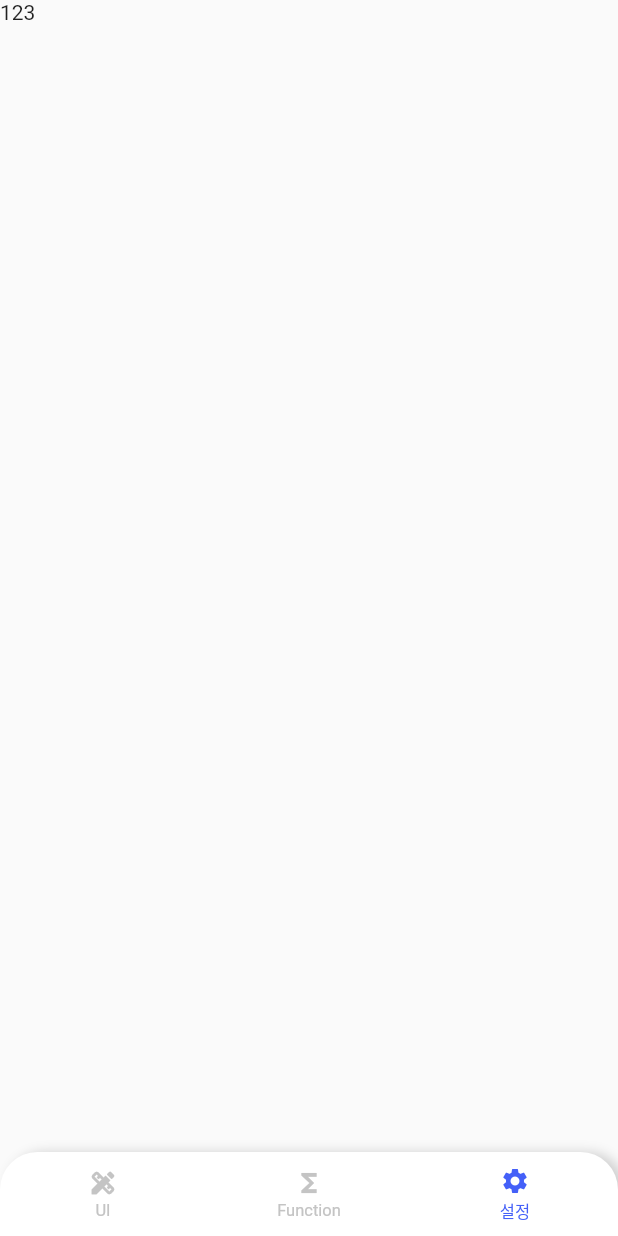
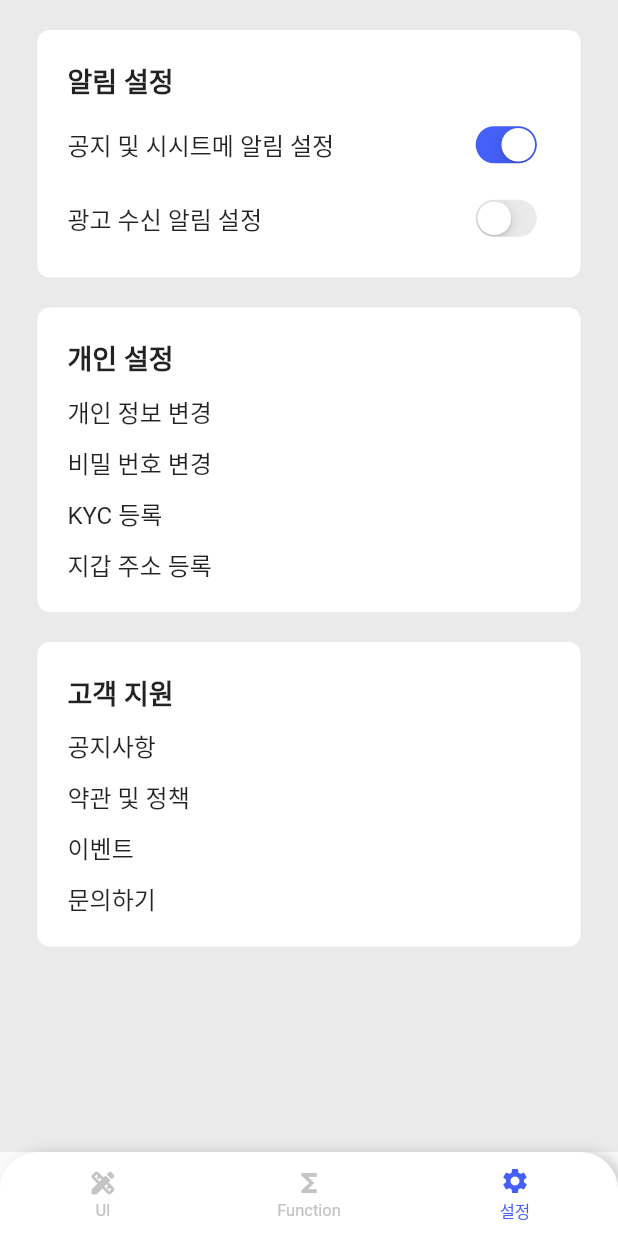
Before and after one commit to workingscorpion/flutter-revolution, a Flutter app: the screen it shows after launch, item 3 of the bottom bar chosen, on a phone screen of 412 x 824 dp. Run offline on Flutter 3.47's test engine with Material 2 defaults, Android fonts, the phone set to English and light mode, and no system bars; our stand-ins replace flutter_mobx, flutter_svg, fluttertoast, local_auth, mobx, video_player and 2 more; missing offline and left inert: scratcher; generated files the repository leaves out were written again.

Commit message:
feat: setting page UI

```diff
--- /dev/null
+++ b/lib/components/settings.dart
@@ -0,0 +1,111 @@
+import 'package:flutter/cupertino.dart';
+import 'package:flutter/material.dart';
+import 'package:flutter_svg/svg.dart';
+import 'package:fluttertoast/fluttertoast.dart';
+import 'package:revolution/constants/customColors.dart';
+import 'package:revolution/constants/routeNames.dart';
+import 'package:revolution/model/settingModel.dart';
+
+class Settings extends StatelessWidget {
+  const Settings({this.settings});
+
+  final SettingGroupModel settings;
+
+  route(String routeName) {
+    switch (routeName) {
+      case RouteNames.Auth:
+        Fluttertoast.showToast(msg: 'Auth Route');
+        // AppRouter.to
+        break;
+      default:
+    }
+  }
+
+  @override
+  Widget build(BuildContext context) {
+    return Container(
+      margin: EdgeInsets.only(bottom: 20),
+      decoration: BoxDecoration(
+        color: Colors.white,
+        borderRadius: BorderRadius.circular(8),
+        // boxShadow: [
+        //   BoxShadow(
+        //     color: Colors.black.withOpacity(.16),
+        //     blurRadius: 6,
+        //     offset: Offset(5.0, 0.0),
+        //   ),
+        // ],
+      ),
+      padding: EdgeInsets.symmetric(
+        horizontal: 20,
+        vertical: 20,
+      ),
+      child: Column(
+        crossAxisAlignment: CrossAxisAlignment.stretch,
+        children: [
+          [
+            Container(
+              margin: EdgeInsets.only(bottom: 10),
+              child: Row(
+                children: [
+                  Text(
+                    settings.title,
+                    style: TextStyle(
+                      fontSize: 18,
+                      fontWeight: FontWeight.bold,
+                    ),
+                  ),
+                  settings.asset != null
+                      ? SvgPicture.asset(settings.asset)
+                      : Container(),
+                ],
+              ),
+            ),
+          ],
+          settings.settings
+              .asMap()
+              .map((index, e) => MapEntry(index, setting(e, index)))
+              .values,
+        ].expand((e) => e).toList(),
+      ),
+    );
+  }
+
+  Widget setting(SettingModel e, int index) => Container(
+        margin: EdgeInsets.only(
+          bottom: settings.settings.length - 1 <= index ? 0 : 10,
+        ),
+        child: GestureDetector(
+          onTap: () => route(e.routeName),
+          child: Container(
+              child: Row(
+            mainAxisAlignment: MainAxisAlignment.spaceBetween,
+            children: [
+              Text(
+                e.name,
+                style: TextStyle(
+                  fontSize: 16,
+                ),
+              ),
+              e.agree != null
+                  ? Transform.scale(
+                      scale: .8,
+                      child: CupertinoSwitch(
+                        value: e.agree,
+                        onChanged: (value) {
+                          // TODO: setstate
+                          print('value');
+                          print(value);
+                          e.agree = value;
+                          print('e.agree');
+                          print(e.agree);
+                        },
+                        activeColor: CustomColors.mainColor,
+                      ),
+                    )
+                  : Container()
+            ],
+          )),
+        ),
+      );
+}
--- a/lib/constants/routeNames.dart
+++ b/lib/constants/routeNames.dart
@@ -2,6 +2,8 @@ class RouteNames {
   static const String Splash = '/splash';
 
   static const String Home = '/';
+
+  static const String Auth = '/auth';
 
   // ui
   static const String Progress = '/progress';
--- /dev/null
+++ b/lib/model/settingModel.dart
@@ -0,0 +1,25 @@
+class SettingGroupModel {
+  final String title;
+  final String asset;
+  final List<SettingModel> settings;
+  final List<String> subTexts;
+
+  const SettingGroupModel({
+    this.title,
+    this.asset,
+    this.settings,
+    this.subTexts,
+  });
+}
+
+class SettingModel {
+  final String name;
+  final String routeName;
+  bool agree;
+
+  SettingModel({
+    this.name,
+    this.routeName,
+    this.agree,
+  });
+}
--- a/lib/pages/home/setting.dart
+++ b/lib/pages/home/setting.dart
@@ -1,4 +1,8 @@
 import 'package:flutter/material.dart';
+import 'package:revolution/components/settings.dart';
+import 'package:revolution/constants/customColors.dart';
+import 'package:revolution/constants/routeNames.dart';
+import 'package:revolution/model/settingModel.dart';
 
 class SettingPage extends StatefulWidget {
   SettingPage({Key key}) : super(key: key);
@@ -8,10 +12,102 @@ class SettingPage extends StatefulWidget {
 }
 
 class _SettingPageState extends State<SettingPage> {
+  List<SettingGroupModel> menu = List<SettingGroupModel>();
+
+  @override
+  void initState() {
+    super.initState();
+    // menu.add(
+    //   SettingGroupModel(
+    //     title: 'MY NFT',
+    //     settings: [
+    //       SettingModel(
+    //         name: '응모내역',
+    //       ),
+    //       SettingModel(
+    //         name: '구매내역',
+    //       ),
+    //     ],
+    //   ),
+    // );
+    menu.add(
+      SettingGroupModel(
+        title: '알림 설정',
+        settings: [
+          SettingModel(
+            name: '공지 및 시시트메 알림 설정',
+            agree: true,
+          ),
+          SettingModel(
+            name: '광고 수신 알림 설정',
+            agree: false,
+          ),
+        ],
+      ),
+    );
+    menu.add(
+      SettingGroupModel(
+        title: '개인 설정',
+        settings: [
+          SettingModel(
+            name: '개인 정보 변경',
+            routeName: RouteNames.Auth,
+          ),
+          SettingModel(
+            name: '비밀 번호 변경',
+            routeName: RouteNames.Auth,
+          ),
+          SettingModel(
+            name: 'KYC 등록',
+            routeName: RouteNames.Auth,
+          ),
+          SettingModel(
+            name: '지갑 주소 등록',
+            routeName: RouteNames.Auth,
+          ),
+        ],
+      ),
+    );
+    menu.add(
+      SettingGroupModel(
+        title: '고객 지원',
+        subTexts: [
+          'cs@btrips.io',
+          '평일 10:00~18:00 주말/공휴일 휴무',
+        ],
+        settings: [
+          SettingModel(
+            name: '공지사항',
+            routeName: RouteNames.Auth,
+          ),
+          SettingModel(
+            name: '약관 및 정책',
+            routeName: RouteNames.Auth,
+          ),
+          SettingModel(
+            name: '이벤트',
+            routeName: RouteNames.Auth,
+          ),
+          SettingModel(
+            name: '문의하기',
+            routeName: RouteNames.Auth,
+          ),
+        ],
+      ),
+    );
+  }
+
   @override
   Widget build(BuildContext context) {
     return Container(
-      child: Text('123'),
+      color: CustomColors.grayColor20,
+      child: ListView(
+        padding: EdgeInsets.symmetric(
+          horizontal: 25,
+          vertical: 20,
+        ),
+        children: menu.map((e) => Settings(settings: e)).toList(),
+      ),
     );
   }
 }
```
